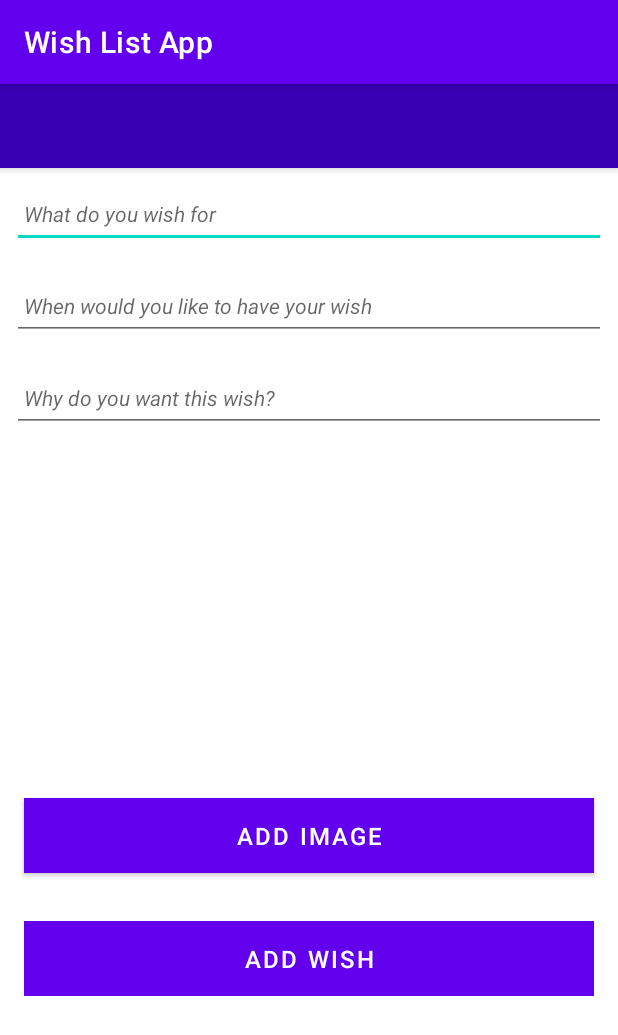
After one commit to Manzi12/wishlist, an Android app: the wish screen opened directly, with no data from a screen before it, on a phone screen of 412 x 824 dp. The commit adds this screen. Shown: the top 1035 px of the screen. Run offline under Robolectric (Android 15) with nearby library versions, the phone set to English and light mode, and no system bars.

Commit message:
wish layout done and wish model done

```diff
--- a/app/build.gradle
+++ b/app/build.gradle
@@ -37,6 +37,7 @@ dependencies {
     implementation "org.jetbrains.kotlin:kotlin-stdlib:$kotlin_version"
     implementation 'androidx.core:core-ktx:1.3.2'
     implementation 'androidx.appcompat:appcompat:1.2.0'
+    implementation 'org.jetbrains.anko:anko-commons:0.10.8'
     implementation 'com.google.android.material:material:1.2.1'
     implementation 'com.google.firebase:firebase-analytics-ktx'
     implementation 'com.google.firebase:firebase-auth-ktx'
--- a/app/src/main/AndroidManifest.xml
+++ b/app/src/main/AndroidManifest.xml
@@ -9,6 +9,7 @@
         android:roundIcon="@mipmap/ic_launcher_round"
         android:supportsRtl="true"
         android:theme="@style/Theme.Wishlistapp">
+        <activity android:name=".wish"></activity>
         <activity android:name=".SignUp">
             <intent-filter>
                 <action android:name="android.intent.action.MAIN" />
@@ -17,7 +18,7 @@
             </intent-filter>
         </activity>
         <activity android:name=".MainActivity" />
-        <activity android:name=".LoginActivity"></activity>
+        <activity android:name=".LoginActivity" />
     </application>
 
 </manifest>
--- /dev/null
+++ b/app/src/main/java/org/wit/wishlistapp/models/WishMemStore.kt
@@ -0,0 +1,43 @@
+package org.wit.wishlistapp.models
+
+import org.jetbrains.anko.AnkoLogger
+import org.jetbrains.anko.info
+
+
+var lastId = 0L
+
+internal fun getId(): Long {
+    return lastId++
+}
+
+
+class WishMemStore: WishStore, AnkoLogger {
+
+    val wishies = ArrayList<WishModel>()
+
+    override fun findAll(): List<WishModel> {
+        return wishies
+    }
+
+    override fun create(wish: WishModel) {
+        wish.id = getId()
+        wishies.add(wish)
+        logAll()
+    }
+
+    override fun update(wish: WishModel) {
+        var foundWish : WishModel? = wishies.find { w -> w.id ==wish.id }
+        if(foundWish != null){
+            foundWish.name = wish.name
+            foundWish.time = wish.time
+            foundWish.description = wish.description
+            foundWish.image = wish.image
+            logAll()
+        }
+    }
+
+    fun logAll(){
+        wishies.forEach {info("${it}")}
+    }
+
+}
--- /dev/null
+++ b/app/src/main/java/org/wit/wishlistapp/models/WishModel.kt
@@ -0,0 +1,9 @@
+package org.wit.wishlistapp.models
+
+data class WishModel (
+    var id: Long = 0,
+    var name: String = "",
+    var time: String = "",
+    var description : String = "",
+    var image: String = ""
+)
--- /dev/null
+++ b/app/src/main/java/org/wit/wishlistapp/models/WishStore.kt
@@ -0,0 +1,7 @@
+package org.wit.wishlistapp.models
+
+interface WishStore {
+    fun findAll() : List<WishModel>
+    fun create(wish: WishModel)
+    fun update(wish: WishModel)
+}
--- /dev/null
+++ b/app/src/main/java/org/wit/wishlistapp/wish.kt
@@ -0,0 +1,11 @@
+package org.wit.wishlistapp
+
+import androidx.appcompat.app.AppCompatActivity
+import android.os.Bundle
+
+class wish : AppCompatActivity() {
+    override fun onCreate(savedInstanceState: Bundle?) {
+        super.onCreate(savedInstanceState)
+        setContentView(R.layout.activity_wish)
+    }
+}
--- /dev/null
+++ b/app/src/main/res/layout/activity_wish.xml
@@ -0,0 +1,123 @@
+<?xml version="1.0" encoding="utf-8"?>
+<androidx.constraintlayout.widget.ConstraintLayout xmlns:android="http://schemas.android.com/apk/res/android"
+    xmlns:app="http://schemas.android.com/apk/res-auto"
+    xmlns:tools="http://schemas.android.com/tools"
+    android:layout_width="match_parent"
+    android:layout_height="match_parent"
+    tools:context=".wish">
+
+    <RelativeLayout
+        android:layout_width="match_parent"
+        android:layout_height="match_parent"
+        app:layout_constraintBottom_toBottomOf="parent"
+        app:layout_constraintBottom_toTopOf="parent">
+
+        <com.google.android.material.appbar.AppBarLayout
+            android:id="@+id/al_appbarLayout"
+            android:layout_width="match_parent"
+            android:layout_height="wrap_content"
+            android:background="@color/purple_200"
+            android:fitsSystemWindows="true"
+            android:elevation="0dip"
+            android:theme="@style/ThemeOverlay.AppCompat.Dark.ActionBar">
+
+            <androidx.appcompat.widget.Toolbar
+                android:id="@+id/tb_toolbar"
+                android:layout_width="match_parent"
+                android:layout_height="wrap_content"
+                android:background="@color/purple_700"/>
+        </com.google.android.material.appbar.AppBarLayout>
+
+
+        <LinearLayout
+            android:layout_width="match_parent"
+            android:layout_height="match_parent"
+            android:layout_below="@id/al_appbarLayout">
+
+            <LinearLayout
+                android:layout_width="match_parent"
+                android:layout_height="wrap_content"
+                android:orientation="vertical">
+
+                <EditText
+                    android:id="@+id/et_wish_name"
+                    android:layout_width="match_parent"
+                    android:layout_height="45dp"
+                    android:layout_margin="8dp"
+                    android:autofillHints=""
+                    android:hint="What do you wish for"
+                    android:inputType="text"
+                    android:maxLength="25"
+                    android:maxLines="1"
+                    android:padding="8dp"
+                    android:textStyle="italic"
+                    android:textSize="14sp"/>
+
+                <EditText
+                    android:id="@+id/et_wish_time"
+                    android:layout_width="match_parent"
+                    android:layout_height="45dp"
+                    android:layout_margin="8dp"
+                    android:autofillHints=""
+                    android:hint="When would you like to have your wish"
+                    android:inputType="text"
+                    android:maxLength="25"
+                    android:maxLines="1"
+                    android:padding="8dp"
+                    android:textStyle="italic"
+                    android:textSize="14sp"/>
+
+                <EditText
+                    android:id="@+id/et_wish_describe"
+                    android:layout_width="match_parent"
+                    android:layout_height="45dp"
+                    android:layout_margin="8dp"
+                    android:autofillHints=""
+                    android:hint="Why do you want this wish?"
+                    android:inputType="text"
+                    android:maxLength="25"
+                    android:maxLines="1"
+                    android:padding="8dp"
+                    android:textStyle="italic"
+                    android:textSize="14sp"/>
+
+                <ImageView
+                    android:id="@+id/iv_image_wish"
+                    android:layout_width="fill_parent"
+                    android:layout_height="200dp"
+                    android:layout_margin="10dp"
+                    android:scaleType="fitXY"/>
+
+                <Button
+                    android:layout_width="match_parent"
+                    android:layout_height="wrap_content"
+                    android:layout_margin="16dp"
+                    android:padding="8dp"
+                    android:textSize="16sp"
+                    android:text="Add Image"
+                    android:background="@color/purple_700"/>
+
+                <Button
+                    android:id="@+id/btnAdd"
+                    android:layout_width="match_parent"
+                    android:layout_height="wrap_content"
+                    android:layout_margin="16dp"
+                    android:background="@color/purple_700"
+                    android:paddingTop="8dp"
+                    android:paddingBottom="8dp"
+                    android:stateListAnimator="@null"
+                    android:text="@string/btn_addWish"
+                    android:textSize="16sp" />
+
+
+
+
+            </LinearLayout>
+        </LinearLayout>
+
+
+
+
+    </RelativeLayout>
+
+</androidx.constraintlayout.widget.ConstraintLayout>
--- a/app/src/main/res/values/strings.xml
+++ b/app/src/main/res/values/strings.xml
@@ -4,6 +4,7 @@
     <string name="email">Email</string>
     <string name="password">Password</string>
     <string name="sign_up">Sign Up</string>
+    <string name="btn_addWish">Add Wish</string>
     <string name="no_account_sign_up">Register if you have no account</string>
     <string name="first_name">First Name</string>
     <string name="last_name">Last Name</string>
```
